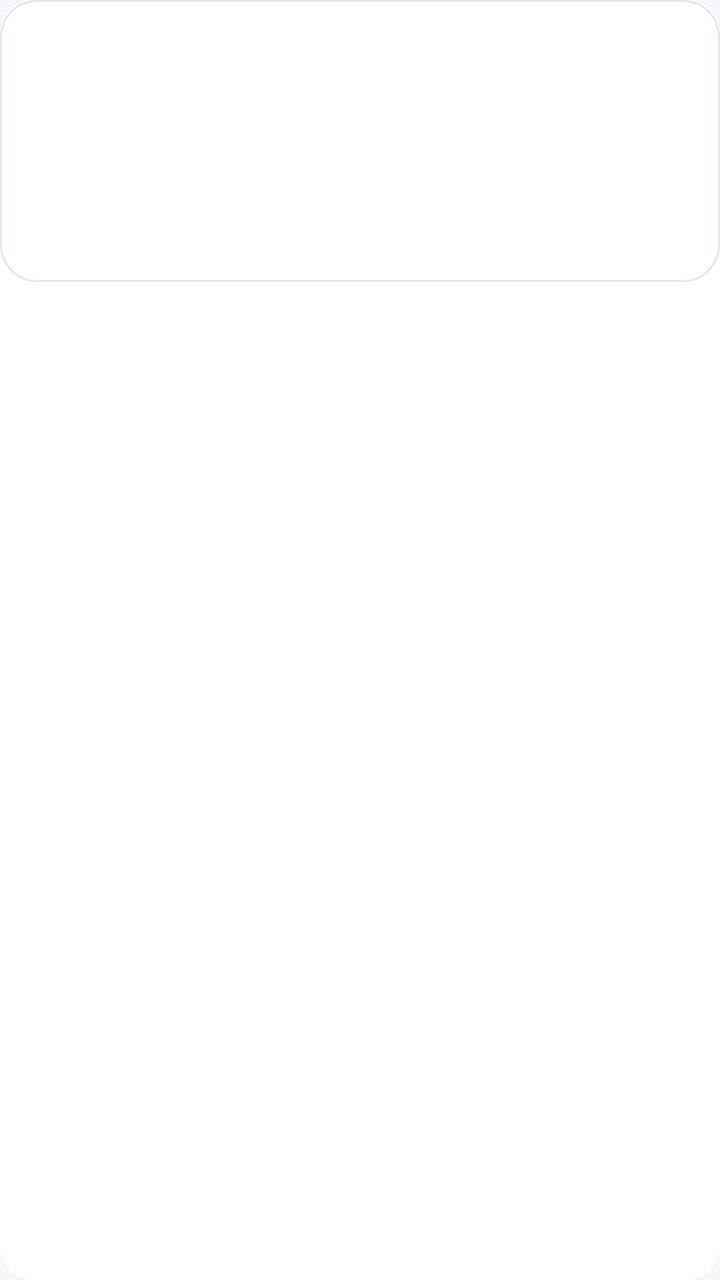
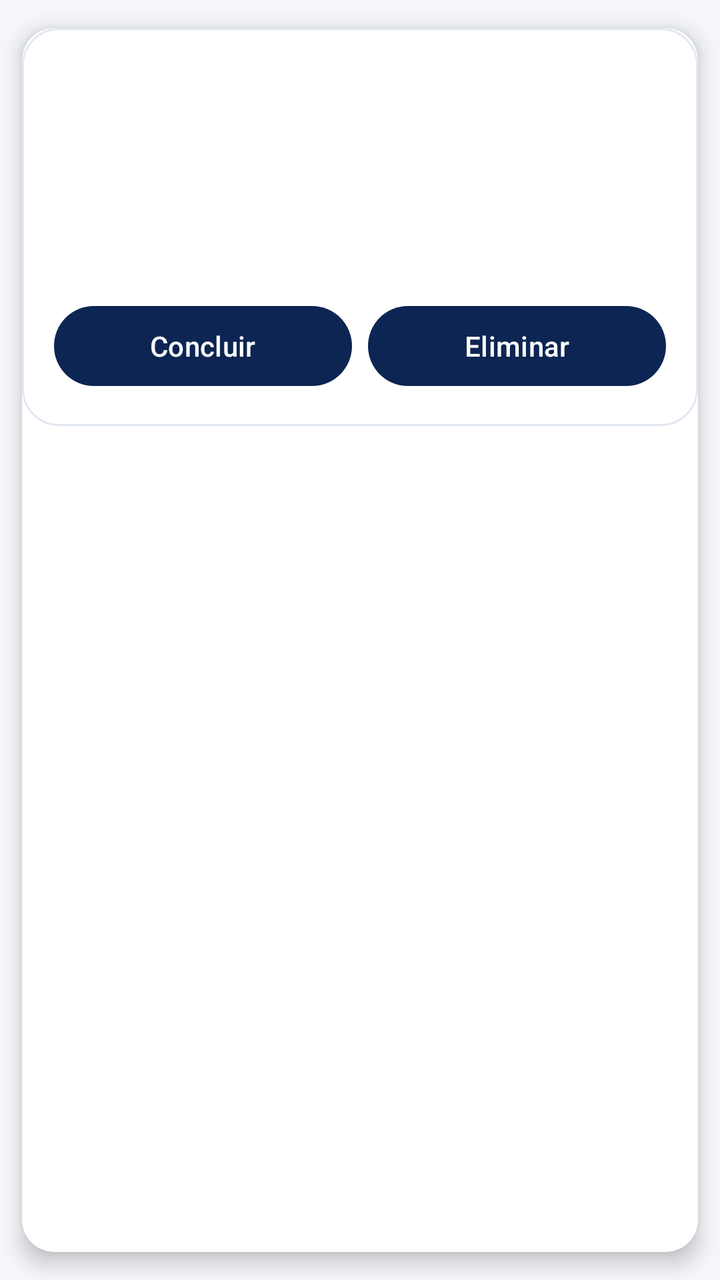

Screens rendered from an Android XML layout before and after an edit, with the pre-edit source and the edit as a unified diff.
<!-- AndroidManifest.xml: application theme Theme.Lory -->
<!-- res/layout/item_evento_card.xml -->
<?xml version="1.0" encoding="utf-8"?>
<androidx.cardview.widget.CardView xmlns:android="http://schemas.android.com/apk/res/android"
    xmlns:app="http://schemas.android.com/apk/res-auto"
    android:layout_width="match_parent"
    android:layout_height="wrap_content"
    android:layout_marginBottom="12dp"
    app:cardCornerRadius="16dp"
    app:cardElevation="0dp">

    <LinearLayout
        android:layout_width="match_parent"
        android:layout_height="wrap_content"
        android:background="@drawable/bg_welcome_card"
        android:orientation="vertical"
        android:padding="16dp">

        <TextView
            android:id="@+id/tv_evento_titulo"
            android:layout_width="match_parent"
            android:layout_height="wrap_content"
            android:textColor="@color/text_primary"
            android:textSize="16sp"
            android:textStyle="bold" />

        <TextView
            android:id="@+id/tv_evento_tipo"
            android:layout_width="match_parent"
            android:layout_height="wrap_content"
            android:layout_marginTop="4dp"
            android:textColor="@color/text_secondary"
            android:textSize="13sp" />

        <TextView
            android:id="@+id/tv_evento_data"
            android:layout_width="match_parent"
            android:layout_height="wrap_content"
            android:layout_marginTop="4dp"
            android:textColor="@color/text_secondary"
            android:textSize="13sp" />

        <TextView
            android:id="@+id/tv_evento_estado"
            android:layout_width="match_parent"
            android:layout_height="wrap_content"
            android:layout_marginTop="8dp"
            android:textColor="@color/primary_blue"
            android:textSize="13sp"
            android:textStyle="bold" />

        <TextView
            android:id="@+id/tv_evento_sync"
            android:layout_width="match_parent"
            android:layout_height="wrap_content"
            android:layout_marginTop="2dp"
            android:textColor="@color/text_secondary"
            android:textSize="12sp" />
    </LinearLayout>
</androidx.cardview.widget.CardView>
<!-- resources referenced by this layout -->
<resources>
  <color name="primary_blue">#1E40AF</color>
  <color name="text_primary">#0F172A</color>
  <color name="text_secondary">#64748B</color>
  <!-- drawable bg_welcome_card (drawable) -->
  <?xml version="1.0" encoding="utf-8"?>
  <shape xmlns:android="http://schemas.android.com/apk/res/android"
      android:shape="rectangle">
      <solid android:color="@color/surface_white" />
      <corners android:radius="18dp" />
      <stroke
          android:width="1dp"
          android:color="#E2E8F0" />
  </shape>
  <style name="Theme.Lory" parent="Base.Theme.Lory" />
  <color name="surface_white">#FFFFFF</color>
  <style name="Base.Theme.Lory" parent="Theme.Material3.DayNight.NoActionBar">
          
          <item name="colorPrimary">@color/primary_dark_blue</item>
          <item name="colorOnPrimary">@color/white</item>
          <item name="colorContainer">@color/surface_white</item>
          <item name="android:statusBarColor">@color/background_light</item>
          <item name="android:windowLightStatusBar">true</item>
          <item name="android:windowBackground">@color/background_light</item>
      </style>
  <color name="primary_dark_blue">#0D2552</color>
  <color name="white">#FFFFFFFF</color>
  <color name="background_light">#F5F7FB</color>
</resources>

<!-- the commit's change to res/layout/item_evento_card.xml (unified diff, before → after) -->
@@ -5,7 +5,8 @@
     android:layout_height="wrap_content"
     android:layout_marginBottom="12dp"
     app:cardCornerRadius="16dp"
-    app:cardElevation="0dp">
+    app:cardElevation="6dp"
+    app:cardUseCompatPadding="true">
 
     <LinearLayout
         android:layout_width="match_parent"
@@ -54,5 +55,27 @@
             android:layout_marginTop="2dp"
             android:textColor="@color/text_secondary"
             android:textSize="12sp" />
+
+        <LinearLayout
+            android:layout_width="match_parent"
+            android:layout_height="wrap_content"
+            android:layout_marginTop="10dp"
+            android:orientation="horizontal">
+
+            <Button
+                android:id="@+id/btn_evento_estado"
+                android:layout_width="0dp"
+                android:layout_height="wrap_content"
+                android:layout_marginEnd="8dp"
+                android:layout_weight="1"
+                android:text="Concluir" />
+
+            <Button
+                android:id="@+id/btn_evento_eliminar"
+                android:layout_width="0dp"
+                android:layout_height="wrap_content"
+                android:layout_weight="1"
+                android:text="Eliminar" />
+        </LinearLayout>
     </LinearLayout>
 </androidx.cardview.widget.CardView>
